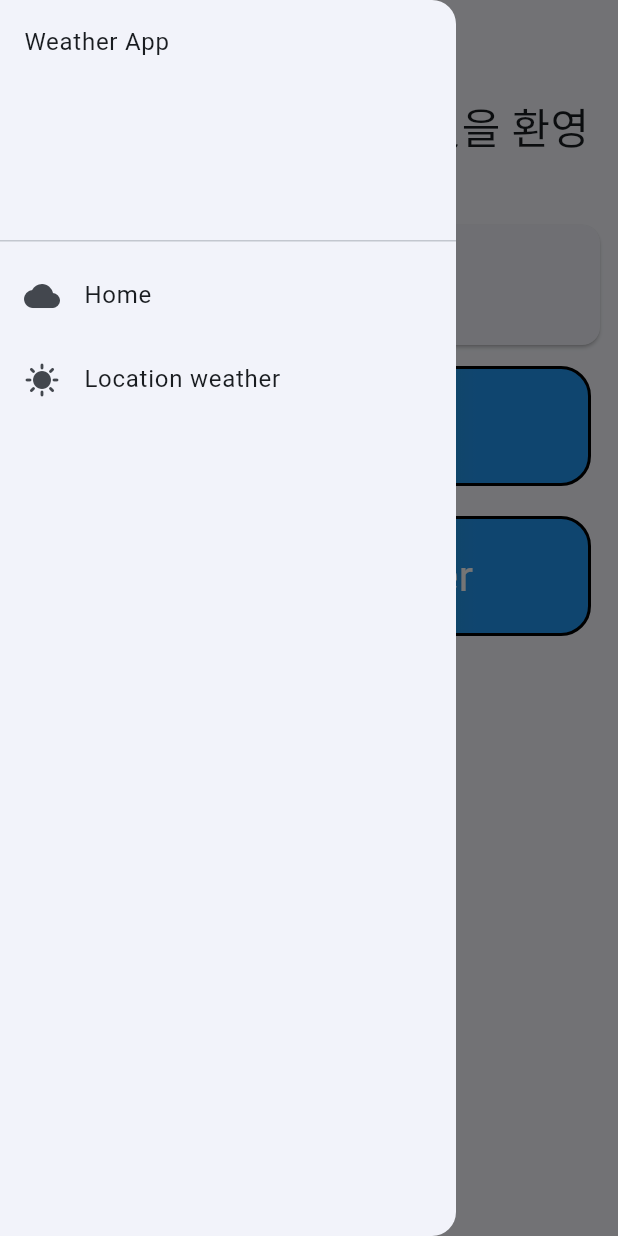
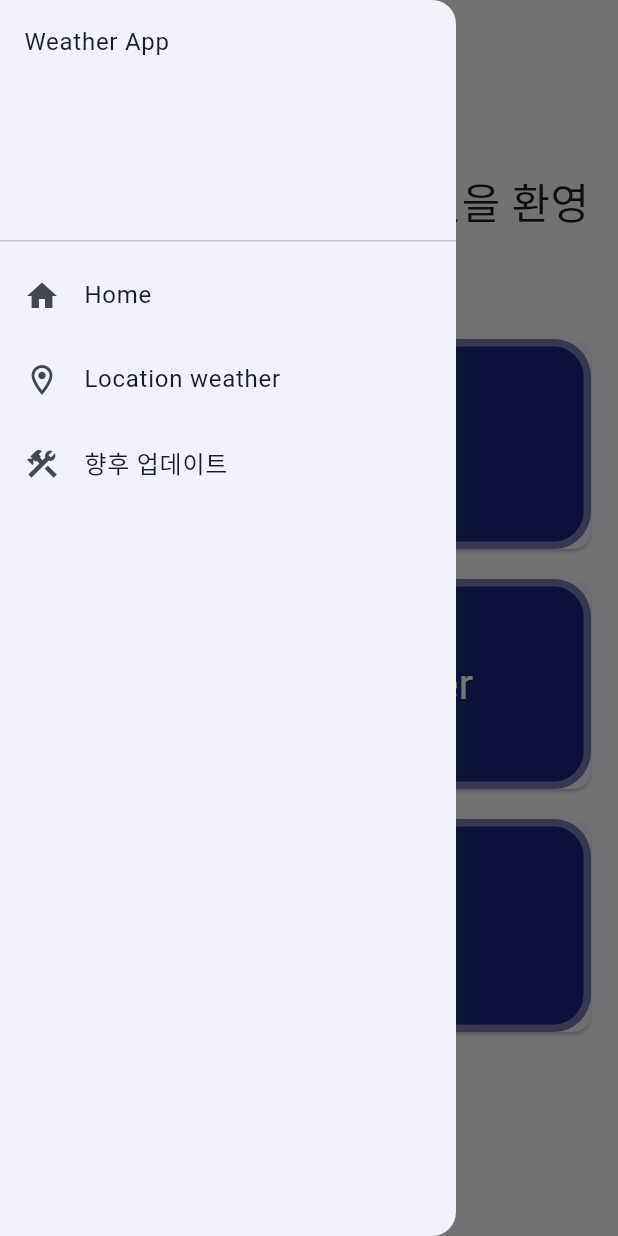
Before and after one commit to floriansacc/flutter-weather, a Flutter app: the screen it shows after launch, with the side drawer open, on a phone screen of 412 x 824 dp. Run offline on Flutter 3.47's test engine with Material 3 defaults, Android fonts, the phone set to English and light mode, and no system bars; our stand-ins replace flutter_dotenv, geolocator, logger.

Commit message:
:sparkles: Home menu v0.0001 (pre-alpha access)

```diff
--- a/lib/features/screen/home_screen.dart
+++ b/lib/features/screen/home_screen.dart
@@ -1,6 +1,4 @@
-import 'package:flutter/cupertino.dart';
 import 'package:flutter/material.dart';
-import 'package:flutter/widgets.dart';
 import 'package:flutter_weather/main.dart';
 import 'package:flutter_weather/models/menu_titles.dart';
 import 'package:provider/provider.dart';
@@ -16,23 +14,16 @@ class HomeScreen extends StatelessWidget {
       child: Center(
         child: ListView(
           children: [
-            const Text(
-              '미래의 날씨 앱에 오신 것을 환영합니다',
-              style: TextStyle(fontSize: 28),
-              textAlign: TextAlign.center,
-              softWrap: true,
-            ),
-            const Card(
-              child: Padding(
-                padding: EdgeInsets.all(20.0),
-                child: Text(
-                  'test',
-                  style: TextStyle(fontSize: 28),
-                  textAlign: TextAlign.center,
-                ),
+            const Padding(
+              padding: EdgeInsets.only(top: 50.0, bottom: 20.0),
+              child: Text(
+                '미래의 날씨 앱에 오신 것을 환영합니다',
+                style: TextStyle(fontSize: 28),
+                textAlign: TextAlign.center,
+                softWrap: true,
               ),
             ),
-            for (String item in appNotifier.menuTitles.titles)
+            for (final MenuItems item in appNotifier.menuTitles.items)
               MenuCard(
                 appNotifier: appNotifier,
                 menu: item,
@@ -52,30 +43,34 @@ class MenuCard extends StatelessWidget {
   });
 
   final WeatherProvider appNotifier;
-  final String menu;
+  final MenuItems menu;
 
   @override
   Widget build(BuildContext context) {
-    return Container(
+    return Card(
       margin: const EdgeInsets.all(10),
       child: DecoratedBox(
         decoration: BoxDecoration(
-          gradient: const LinearGradient(
+          gradient: LinearGradient(
             colors: <Color>[
-              Colors.green,
-              Colors.blue,
+              Colors.green.shade700,
+              Colors.indigo.shade900,
             ],
             stops: <double>[0.2, 0.8],
           ),
-          border: Border.all(color: Colors.black, width: 2),
-          borderRadius: BorderRadius.circular(20),
+          border: Border.all(
+            color: Colors.white.withOpacity(0.4),
+            width: 5,
+            strokeAlign: -1,
+          ),
+          borderRadius: BorderRadius.circular(25),
         ),
         child: InkWell(
-          onTap: () => appNotifier.changeIndex(1, menu),
+          onTap: () => appNotifier.changeIndex(menu.index, menu.title),
           child: Padding(
-            padding: const EdgeInsets.all(20.0),
+            padding: const EdgeInsets.all(50.0),
             child: Text(
-              menu,
+              menu.title,
               style: const TextStyle(fontSize: 28, color: Colors.white),
               textAlign: TextAlign.center,
             ),
--- a/lib/features/screen/location_screen.dart
+++ b/lib/features/screen/location_screen.dart
@@ -2,8 +2,8 @@ import 'package:flutter/material.dart';
 import 'package:flutter_weather/models/forecast.dart';
 import 'package:flutter_weather/services/geo_service.dart';
 
-class LocationScreen extends StatelessWidget {
-  const LocationScreen({super.key});
+class LocationScreenTest extends StatelessWidget {
+  const LocationScreenTest({super.key});
 
   @override
   Widget build(BuildContext context) {
--- a/lib/main.dart
+++ b/lib/main.dart
@@ -37,10 +37,10 @@ class WeatherProvider with ChangeNotifier {
   int get selectedIndex => _selectedIndex;
   String get appBarTitle => _appBarTitle;
 
-  final MenuTitles menuTitles = const MenuTitles();
+  final MenuTitles menuTitles = MenuTitles(items: MenuTitles.defaultItems);
 
-  void changeIndex(int value, String title) {
-    _selectedIndex = value;
+  void changeIndex(int index, String title) {
+    _selectedIndex = index;
     _appBarTitle = title;
     notifyListeners();
   }
@@ -59,7 +59,7 @@ class _WeatherState extends State<WeatherState> {
     WeatherProvider appNotifier = context.watch<WeatherProvider>();
     return Scaffold(
       appBar: AppBar(
-        title: Text('${appNotifier._appBarTitle}'),
+        title: Text(appNotifier._appBarTitle),
       ),
       drawer: const DrawerMenu(),
       body: LayoutBuilder(
@@ -68,7 +68,7 @@ class _WeatherState extends State<WeatherState> {
             case 0:
               return const HomeScreen();
             case 1:
-              return const LocationScreen();
+              return const LocationScreenTest();
             default:
               return const Center(
                 child: Text('No screen'),
@@ -95,24 +95,50 @@ class DrawerMenu extends StatelessWidget {
               child: Text('Weather App'),
             ),
           ),
-          ListTile(
-            leading: const Icon(Icons.cloud),
-            title: Text(appNotifier.menuTitles.home),
-            onTap: () {
-              appNotifier.changeIndex(1, appNotifier.menuTitles.home);
-              Navigator.pop(context);
-            },
-          ),
-          ListTile(
-            leading: const Icon(Icons.sunny),
-            title: Text(appNotifier.menuTitles.location),
-            onTap: () {
-              appNotifier.changeIndex(2, appNotifier.menuTitles.location);
-              Navigator.pop(context);
-            },
-          ),
+          for (final MenuItems item in appNotifier.menuTitles.items)
+            ListTile(
+              leading: Icon(item.icon),
+              title: Text(item.title),
+              onTap: () {
+                appNotifier.changeIndex(item.index, item.title);
+                Navigator.pop(context);
+              },
+            ),
         ],
       ),
     );
   }
 }
+
+// class Test extends StatelessWidget {
+//   const Test({
+//     super.key,
+//     required this.appNotifier,
+//   });
+
+//   final WeatherProvider appNotifier;
+
+//   @override
+//   Widget build(BuildContext context) {
+//     return Column(
+//       children: [
+//         ListTile(
+//           leading: const Icon(Icons.cloud),
+//           title: Text(appNotifier.menuTitles.items[0].title),
+//           onTap: () {
+//             appNotifier.changeIndex(0, appNotifier.menuTitles.items[0].title);
+//             Navigator.pop(context);
+//           },
+//         ),
+//         ListTile(
+//           leading: const Icon(Icons.sunny),
+//           title: Text(appNotifier.menuTitles.items[1].title),
+//           onTap: () {
+//             appNotifier.changeIndex(1, appNotifier.menuTitles.items[1].title);
+//             Navigator.pop(context);
+//           },
+//         ),
+//       ],
+//     );
+//   }
+// }
--- a/lib/models/menu_titles.dart
+++ b/lib/models/menu_titles.dart
@@ -1,10 +1,63 @@
+import 'package:flutter/material.dart';
+
+// enum MenuTitlesIcons {
+//   home(Icons.home),
+//   location(Icons.location_on_outlined),
+//   future1(Icons.construction);
+
+//   const MenuTitlesIcons(this.icon);
+
+//   final IconData icon;
+// }
+
+class MenuItems {
+  final String title;
+  final IconData icon;
+  final int index;
+
+  const MenuItems({
+    required this.title,
+    required this.icon,
+    required this.index,
+  });
+}
+
 class MenuTitles {
-  final String home = 'Home';
-  final String location = 'Location weather';
+  final List<MenuItems> items;
 
-  const MenuTitles();
+  const MenuTitles({required this.items});
 
-  List<String> get titles {
-    return [home, location];
-  }
+  static final List<MenuItems> defaultItems = [
+    const MenuItems(
+      title: 'Home',
+      icon: Icons.home,
+      index: 0,
+    ),
+    const MenuItems(
+      title: 'Location weather',
+      icon: Icons.location_on_outlined,
+      index: 1,
+    ),
+    const MenuItems(
+      title: '향후 업데이트',
+      icon: Icons.construction,
+      index: 2,
+    ),
+  ];
+
+  // final String home = 'Home';
+  // final String location = 'Location weather';
+  // final String future1 = '향후 업데이트';
+
+  // final MenuTitlesIcons icon;
+
+  // const MenuTitles({required this.icon});
+
+  // Map<String, int> get index {
+  //   return {home: 0, location: 1, future1: 2};
+  // }
+
+  // List<String> get titles {
+  //   return [home, location];
+  // }
 }
```
